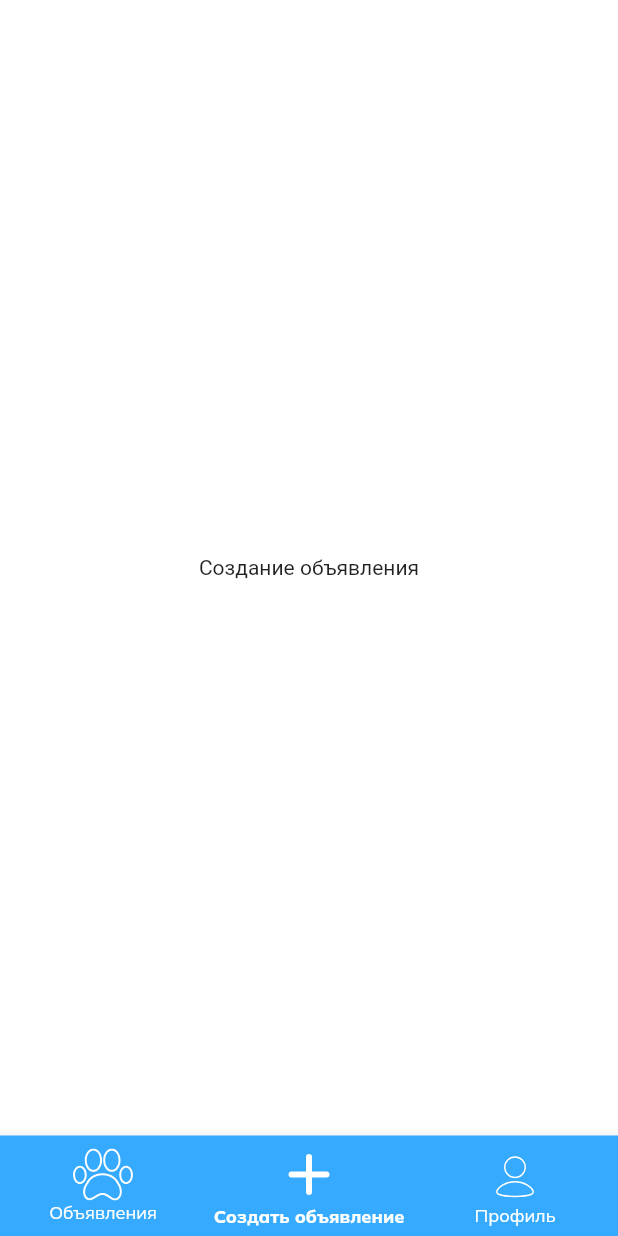
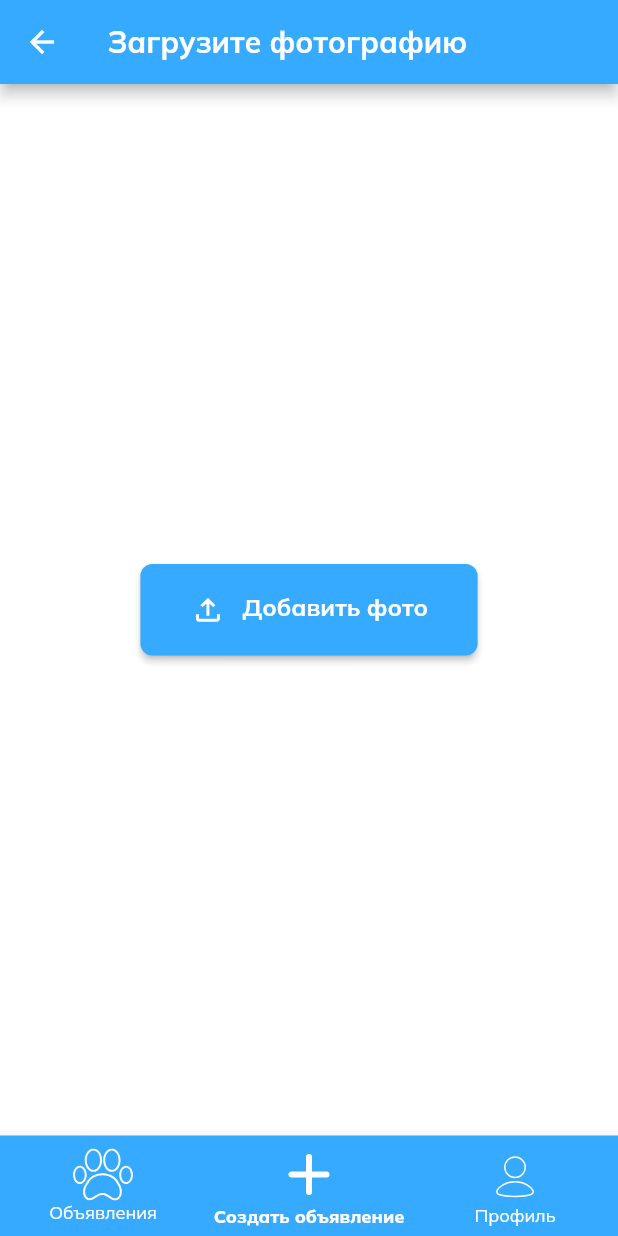
Before and after one commit to asheptalinaiss/pet_shelter, a Flutter app: the MainScreen screen opened directly, item 2 of the bottom bar chosen, on a phone screen of 412 x 824 dp. Run offline on Flutter 3.47's test engine with Material 2 defaults, Android fonts, the phone set to English and light mode, and no system bars; our stand-ins replace email_validator, flutter_svg, freezed_annotation, get_it, image_picker, shared_preferences; accounts and stored records are empty; generated files the repository leaves out were written again.

Commit message:
WIP: Create ad

```diff
--- a/lib/add_ad/views/add_ad.dart
+++ b/lib/add_ad/views/add_ad.dart
@@ -1,15 +1,57 @@
+import 'dart:io';
+
 import 'package:flutter/material.dart';
+import 'package:flutter_svg/flutter_svg.dart';
+import 'package:get_it/get_it.dart';
+import 'package:image_picker/image_picker.dart';
+import 'package:pet_shelter/add_ad/views/add_ad_photo.dart';
+import 'package:pet_shelter/constants/app_assets.dart';
+import 'package:pet_shelter/constants/app_colors.dart';
+import 'package:pet_shelter/constants/app_strings.dart';
+import 'package:pet_shelter/main/global_styles.dart';
 
 class AddAd extends StatelessWidget {
   const AddAd({Key? key}) : super(key: key);
 
   @override
   Widget build(BuildContext context) {
-    return Container(
-      color: Colors.white,
-      child: const Center(
-        child: Text("Создание объявления"),
+    return Scaffold(
+      appBar: AppBar(
+        title: const Text(AppStrings.uploadPhotoHeader),
+        backgroundColor: AppColors.primary,
+        titleTextStyle: GlobalStyles.headerTitleTextStyle,
+      ),
+      body: Container(
+        color: Colors.white,
+        child: Center(
+          child: ElevatedButton(
+              onPressed: () {
+                _onAddPhoto(context);
+              },
+              style: GlobalStyles.elevatedButtonStyle,
+              child: Wrap(
+                spacing: 11,
+                children: [
+                  SvgPicture.asset(AppAssets.addPhotoIcon),
+                  const Text(AppStrings.addPhotoButton)
+                ],
+              )
+          ),
+        ),
       ),
     );
   }
+
+  void _onAddPhoto(BuildContext context) async {
+    // XFile image = await imagePicker.pickImage(
+    //     source: source, imageQuality: 50, preferredCameraDevice: CameraDevice.front);
+    // setState(() {
+    //   _image = File(image.path);
+    // });
+    XFile? image = await GetIt.instance.get<ImagePicker>().pickImage(source: ImageSource.gallery);
+    if (image != null) {
+      Navigator.of(context)
+        .push(MaterialPageRoute(builder: (context) => AddAdPhoto(photoFile: File(image.path))));
+    }
+  }
 }
--- a/lib/constants/app_assets.dart
+++ b/lib/constants/app_assets.dart
@@ -11,4 +11,6 @@ class AppAssets {
   static const String addAdIconUnselected = "assets/images/add_ad_icon_unselected.svg";
   static const String profileIconSelected = "assets/images/profile_icon_selected.svg";
   static const String profileIconUnselected = "assets/images/profile_icon_unselected.svg";
+
+  static const String addPhotoIcon = "assets/images/add_photo_icon.svg";
 }
--- a/lib/constants/app_strings.dart
+++ b/lib/constants/app_strings.dart
@@ -22,4 +22,11 @@ class AppStrings {
   static const String adsButton = "Объявления";
   static const String addAdButton = "Создать объявление";
   static const String profileButton = "Профиль";
+
+  static const String uploadPhotoHeader = "Загрузите фотографию";
+  static const String addPhotoButton = "Добавить фото";
+
+  static const String addAddressButton = "Указать адрес";
+  static const String confirmButton = "Подтвердить";
+  static const String createAdButton = "Разместить объявление";
 }
--- a/lib/main.dart
+++ b/lib/main.dart
@@ -1,5 +1,6 @@
 import 'package:flutter/material.dart';
 import 'package:get_it/get_it.dart';
+import 'package:image_picker/image_picker.dart';
 import 'package:pet_shelter/login/views/login.dart';
 import 'package:pet_shelter/main/views/main_screen.dart';
 import 'package:pet_shelter/repository/local_storage.dart';
@@ -14,6 +15,7 @@ Future<void> main() async {
   await localStorage.init();
   GetIt.instance.registerSingleton<LocalStorage>(localStorage);
   GetIt.instance.registerSingleton<BasicNetworkService>(HttpNetworkService());
+  GetIt.instance.registerSingleton<ImagePicker>(ImagePicker());
 
   runApp(const PetShelterApp());
 }
--- /dev/null
+++ b/lib/main/global_styles.dart
@@ -0,0 +1,26 @@
+import 'package:flutter/material.dart';
+import 'package:pet_shelter/constants/app_assets.dart';
+import 'package:pet_shelter/constants/app_colors.dart';
+
+class GlobalStyles {
+  static ButtonStyle elevatedButtonStyle = ElevatedButton.styleFrom(
+      primary: AppColors.primary,
+      padding: const EdgeInsets.symmetric(vertical: 18.5, horizontal: 33),
+      textStyle: const TextStyle(
+          fontFamily: AppAssets.mulishFontFamily,
+          fontSize: 16,
+          fontWeight: FontWeight.bold,
+          color: Colors.white
+      ),
+      shape: const RoundedRectangleBorder(
+          borderRadius: BorderRadius.all(Radius.circular(8.0))
+      )
+  );
+
+  static TextStyle headerTitleTextStyle = const TextStyle(
+      fontFamily: AppAssets.mulishFontFamily,
+      fontSize: 20,
+      fontWeight: FontWeight.bold,
+      color: Colors.white
+  );
+}
--- a/lib/main/views/main_screen.dart
+++ b/lib/main/views/main_screen.dart
@@ -1,3 +1,4 @@
+import 'package:flutter/cupertino.dart';
 import 'package:flutter/material.dart';
 import 'package:flutter_svg/svg.dart';
 import 'package:pet_shelter/constants/app_assets.dart';
@@ -27,16 +28,14 @@ class _MainScreenState extends State<MainScreen> {
   }
 
   Widget _buildBody() {
-    switch (_currentIndex) {
-      case 0:
-        return const Feed();
-      case 1:
-        return const AddAd();
-      case 2:
-        return const Profile();
-      default:
-        return const SizedBox.shrink();
-    }
+    return IndexedStack(
+      index: _currentIndex,
+      children: const [
+        Feed(),
+        AddAd(),
+        Profile()
+      ],
+    );
   }
 
   Widget _buildBottomBar() {
--- a/pubspec.yaml
+++ b/pubspec.yaml
@@ -42,6 +42,7 @@ dependencies:
   freezed_annotation: ^2.1.0
   json_annotation: ^4.6.0
   shared_preferences: ^2.0.15
+  image_picker: ^0.8.5+3
 
 dev_dependencies:
   flutter_test:
```
Also changed, not shown: lib/add_ad/views/add_ad_photo.dart (added, +29 -0 lines), lib/login/views/components/login_button.dart (+2 -14 lines), assets/images/add_photo_icon.svg (added), 1 other file.
